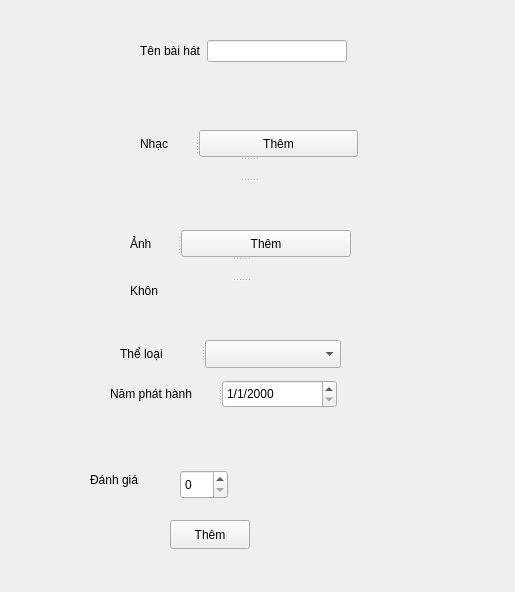
Before: the Qt Designer form formaddtrack.ui in dangquyitt/music_project_qt, drawn with Qt 5.
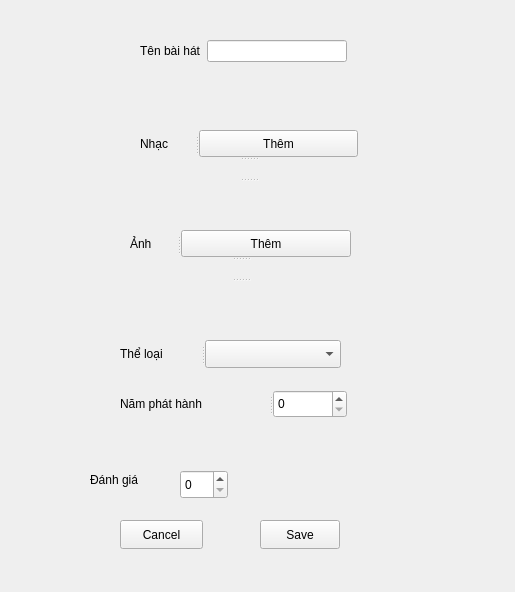
After: the same form once the commit is applied.

```diff
--- a/formaddtrack.ui
+++ b/formaddtrack.ui
@@ -39,17 +39,17 @@
   <widget class="QPushButton" name="btnAddMusic">
    <property name="geometry">
     <rect>
-     <x>170</x>
+     <x>260</x>
      <y>520</y>
      <width>80</width>
      <height>29</height>
     </rect>
    </property>
    <property name="text">
-    <string>Thêm</string>
+    <string>Save</string>
    </property>
   </widget>
-  <widget class="QWidget" name="">
+  <widget class="QWidget" name="layoutWidget">
    <property name="geometry">
     <rect>
      <x>140</x>
@@ -150,7 +150,7 @@
    </widget>
    <widget class="QLabel" name="errorMusicImg">
     <property name="text">
-     <string>Khôn</string>
+     <string/>
     </property>
    </widget>
   </widget>
@@ -176,8 +176,8 @@
   <widget class="QSplitter" name="splitter_6">
    <property name="geometry">
     <rect>
-     <x>110</x>
-     <y>380</y>
+     <x>120</x>
+     <y>390</y>
      <width>227</width>
      <height>28</height>
     </rect>
@@ -190,11 +190,33 @@
      <string>Năm phát hành</string>
     </property>
    </widget>
-   <widget class="QDateEdit" name="releaseYear">
-    <property name="displayFormat">
-     <string>d/M/yyyy</string>
-    </property>
-   </widget>
+   <widget class="QSpinBox" name="releaseYear"/>
+  </widget>
+  <widget class="QLabel" name="statusInsert">
+   <property name="geometry">
+    <rect>
+     <x>122</x>
+     <y>10</y>
+     <width>241</width>
+     <height>20</height>
+    </rect>
+   </property>
+   <property name="text">
+    <string/>
+   </property>
+  </widget>
+  <widget class="QPushButton" name="btnCancel">
+   <property name="geometry">
+    <rect>
+     <x>120</x>
+     <y>520</y>
+     <width>83</width>
+     <height>29</height>
+    </rect>
+   </property>
+   <property name="text">
+    <string>Cancel</string>
+   </property>
   </widget>
  </widget>
  <resources/>
```
